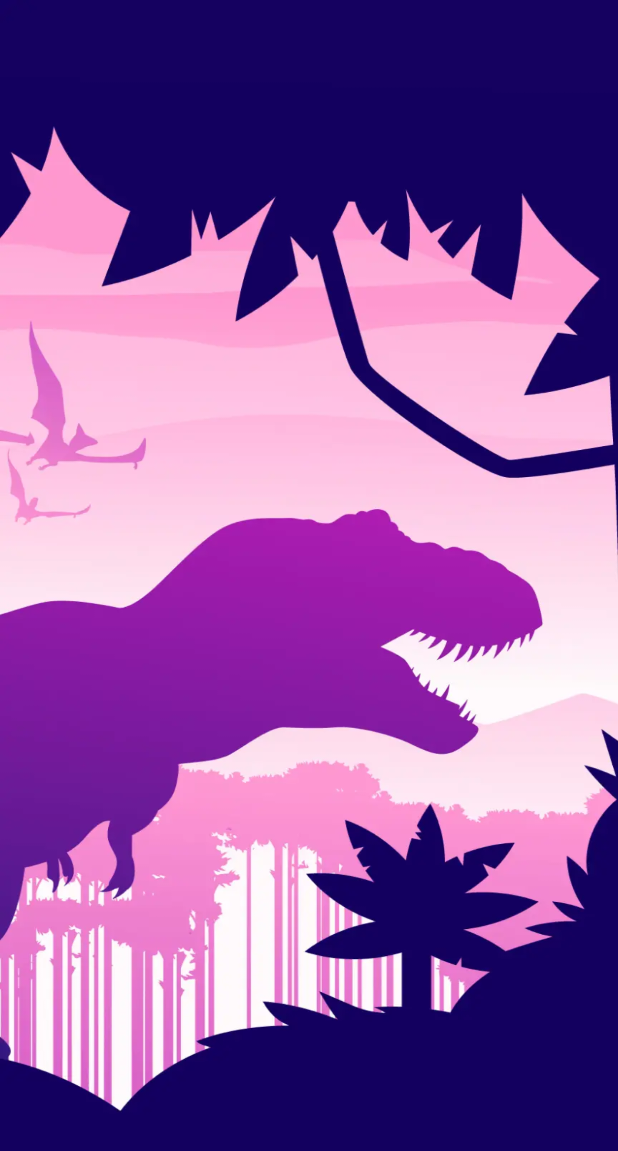
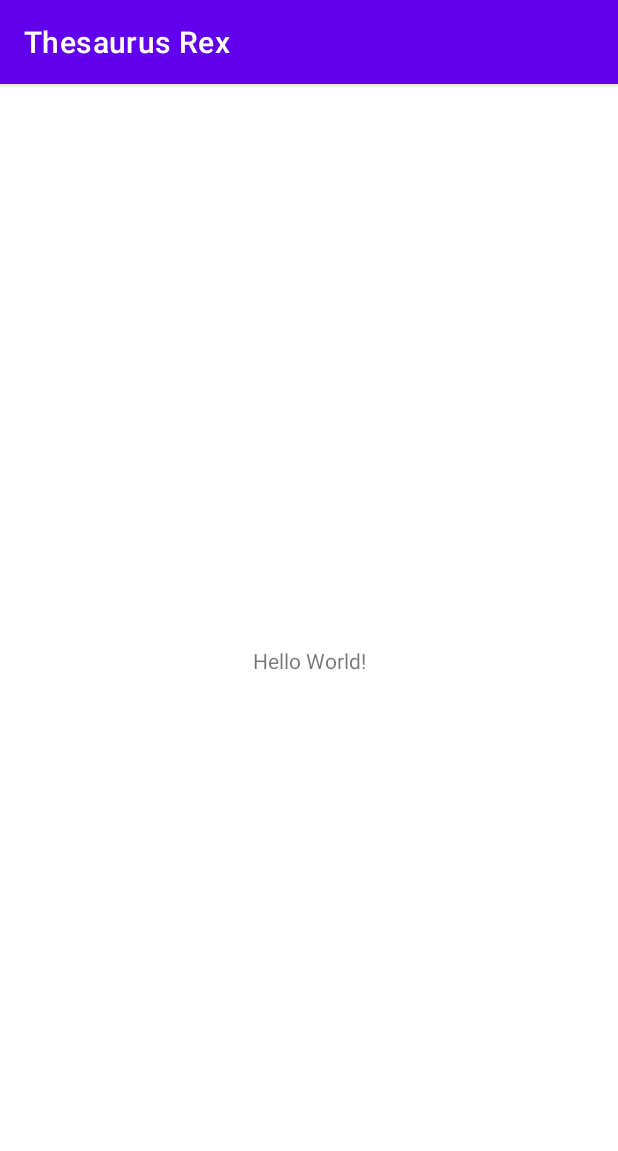
Before and after one commit to rtdtwo/thesaurusrex, an Android app: the screen it shows after launch (SplashActivity before the commit, MainActivity after it), on a phone screen of 412 x 824 dp. Shown: the top 1151 px of the screen. Run offline under Robolectric (Android 15) with nearby library versions, the phone set to English and light mode, and no system bars.

Commit message:
Revert "Added splash page"

```diff
--- a/app/src/main/AndroidManifest.xml
+++ b/app/src/main/AndroidManifest.xml
@@ -10,10 +10,11 @@
         android:supportsRtl="true"
         android:theme="@style/Theme.ThesaurusRex">
         <activity
-            android:name=".SplashActivity"
+            android:name=".MainActivity"
             android:exported="true">
             <intent-filter>
                 <action android:name="android.intent.action.MAIN" />
+
                 <category android:name="android.intent.category.LAUNCHER" />
             </intent-filter>
         </activity>
--- /dev/null
+++ b/app/src/main/java/blog/rishabh/thesaurusrex/MainActivity.kt
@@ -0,0 +1,11 @@
+package blog.rishabh.thesaurusrex
+
+import androidx.appcompat.app.AppCompatActivity
+import android.os.Bundle
+
+class MainActivity : AppCompatActivity() {
+    override fun onCreate(savedInstanceState: Bundle?) {
+        super.onCreate(savedInstanceState)
+        setContentView(R.layout.activity_main)
+    }
+}
--- a/app/src/main/java/blog/rishabh/thesaurusrex/SplashActivity.kt
+++ /dev/null
@@ -1,29 +0,0 @@
-package blog.rishabh.thesaurusrex
-
-import android.annotation.SuppressLint
-import android.app.Activity
-import android.graphics.Color
-import android.os.Bundle
-import android.os.Handler
-import android.os.Looper
-import android.view.Window
-import android.view.WindowManager
-import androidx.appcompat.app.AppCompatActivity
-
-@SuppressLint("CustomSplashScreen")
-class SplashActivity : Activity() {
-    override fun onCreate(savedInstanceState: Bundle?) {
-        super.onCreate(savedInstanceState)
-
-        window.setFlags(
-            WindowManager.LayoutParams.FLAG_LAYOUT_NO_LIMITS,
-            WindowManager.LayoutParams.FLAG_LAYOUT_IN_SCREEN
-        )
-
-        setContentView(R.layout.activity_splash)
-
-        Handler(Looper.getMainLooper()).postDelayed( {
-                // start the main activity
-        }, 1000)
-    }
-}
--- /dev/null
+++ b/app/src/main/res/layout/activity_main.xml
@@ -0,0 +1,18 @@
+<?xml version="1.0" encoding="utf-8"?>
+<androidx.constraintlayout.widget.ConstraintLayout xmlns:android="http://schemas.android.com/apk/res/android"
+    xmlns:app="http://schemas.android.com/apk/res-auto"
+    xmlns:tools="http://schemas.android.com/tools"
+    android:layout_width="match_parent"
+    android:layout_height="match_parent"
+    tools:context=".MainActivity">
+
+    <TextView
+        android:layout_width="wrap_content"
+        android:layout_height="wrap_content"
+        android:text="Hello World!"
+        app:layout_constraintBottom_toBottomOf="parent"
+        app:layout_constraintLeft_toLeftOf="parent"
+        app:layout_constraintRight_toRightOf="parent"
+        app:layout_constraintTop_toTopOf="parent" />
+
+</androidx.constraintlayout.widget.ConstraintLayout>
--- a/app/src/main/res/layout/activity_splash.xml
+++ /dev/null
@@ -1,8 +0,0 @@
-<?xml version="1.0" encoding="utf-8"?>
-<androidx.constraintlayout.widget.ConstraintLayout xmlns:android="http://schemas.android.com/apk/res/android"
-    xmlns:app="http://schemas.android.com/apk/res-auto"
-    xmlns:tools="http://schemas.android.com/tools"
-    android:layout_width="match_parent"
-    android:background="@drawable/splash"
-    android:layout_height="match_parent"
-    tools:context=".SplashActivity" />
--- a/app/src/main/res/values-night/themes.xml
+++ b/app/src/main/res/values-night/themes.xml
@@ -1,6 +1,6 @@
 <resources xmlns:tools="http://schemas.android.com/tools">
     <!-- Base application theme. -->
-    <style name="Theme.ThesaurusRex" parent="Theme.MaterialComponents.DayNight.NoActionBar">
+    <style name="Theme.ThesaurusRex" parent="Theme.MaterialComponents.DayNight.DarkActionBar">
         <!-- Primary brand color. -->
         <item name="colorPrimary">@color/purple_200</item>
         <item name="colorPrimaryVariant">@color/purple_700</item>
--- a/app/src/main/res/values/themes.xml
+++ b/app/src/main/res/values/themes.xml
@@ -1,6 +1,6 @@
 <resources xmlns:tools="http://schemas.android.com/tools">
     <!-- Base application theme. -->
-    <style name="Theme.ThesaurusRex" parent="Theme.MaterialComponents.DayNight.NoActionBar">
+    <style name="Theme.ThesaurusRex" parent="Theme.MaterialComponents.DayNight.DarkActionBar">
         <!-- Primary brand color. -->
         <item name="colorPrimary">@color/purple_500</item>
         <item name="colorPrimaryVariant">@color/purple_700</item>
```
Also changed, not shown: app/src/main/res/drawable/splash.webp (deleted).
